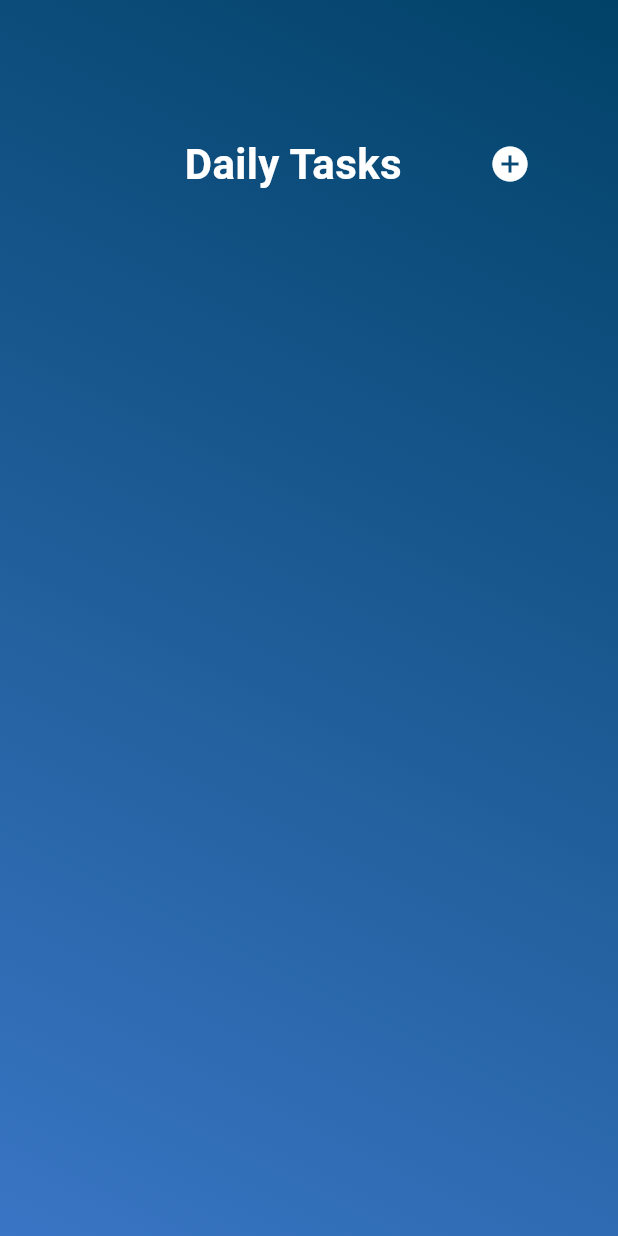
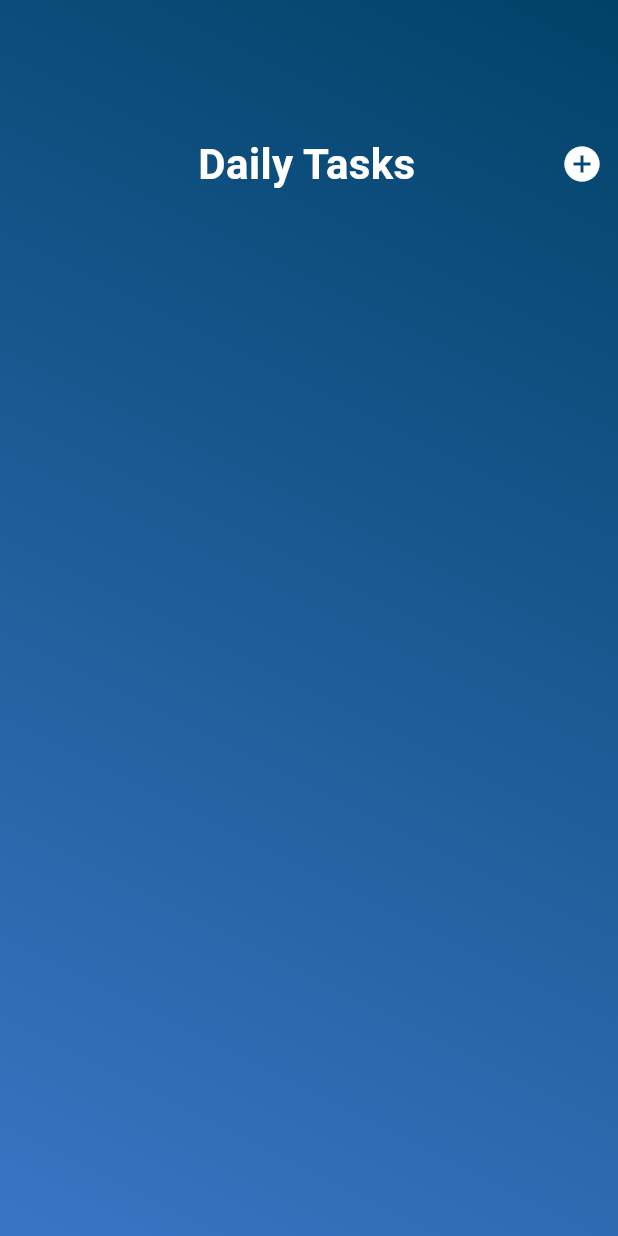
Before and after one commit to FARIDELSAYED7/Daily-Tasks, a Flutter app: the screen it shows after launch, on a phone screen of 412 x 824 dp. Run offline on Flutter 3.47's test engine with Material 3 defaults, Android fonts, the phone set to English and light mode, and no system bars.

Commit message:
Update //Padding To Sized_Box

```diff
--- a/lib/screens/mainscreen.dart
+++ b/lib/screens/mainscreen.dart
@@ -62,11 +62,10 @@ class _MyHomePageState extends State<MyHomePage> {
             SizedBox(
               height: 85,
             ),
-            Padding(
-              padding: const EdgeInsets.only(left: 75),
-              child: Row(
-                  mainAxisAlignment: MainAxisAlignment.spaceEvenly,
-                  children: [
+            Row(mainAxisAlignment: MainAxisAlignment.spaceBetween, children: [
+              SizedBox(
+                width: 45,
+              ),
               Text(
                 'Daily Tasks',
                 style: TextStyle(
@@ -82,7 +81,6 @@ class _MyHomePageState extends State<MyHomePage> {
                     color: Colors.white,
                   ))
             ]),
-            ),
             Expanded(
               child: ListView.builder(
                 itemCount: taskProvider.tasks.length,
@@ -92,7 +90,7 @@ class _MyHomePageState extends State<MyHomePage> {
                     checkColor: Colors.white,
                     title: Text(
                       task.title,
-                      style: TextStyle(color: Colors.white,fontSize: 18),
+                      style: TextStyle(color: Colors.white, fontSize: 18),
                     ),
                     value: task.isDone,
                     onChanged: (newValue) => taskProvider.toggleTask(index),
```
Lines whose indentation alone changed are shown as unchanged.
